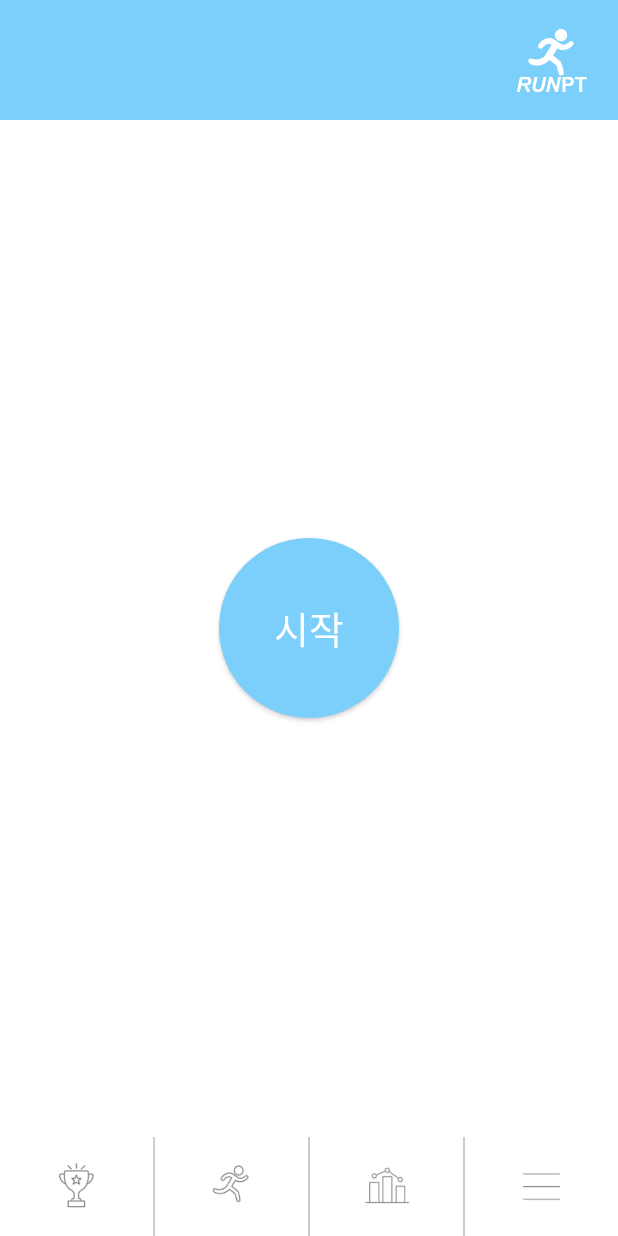
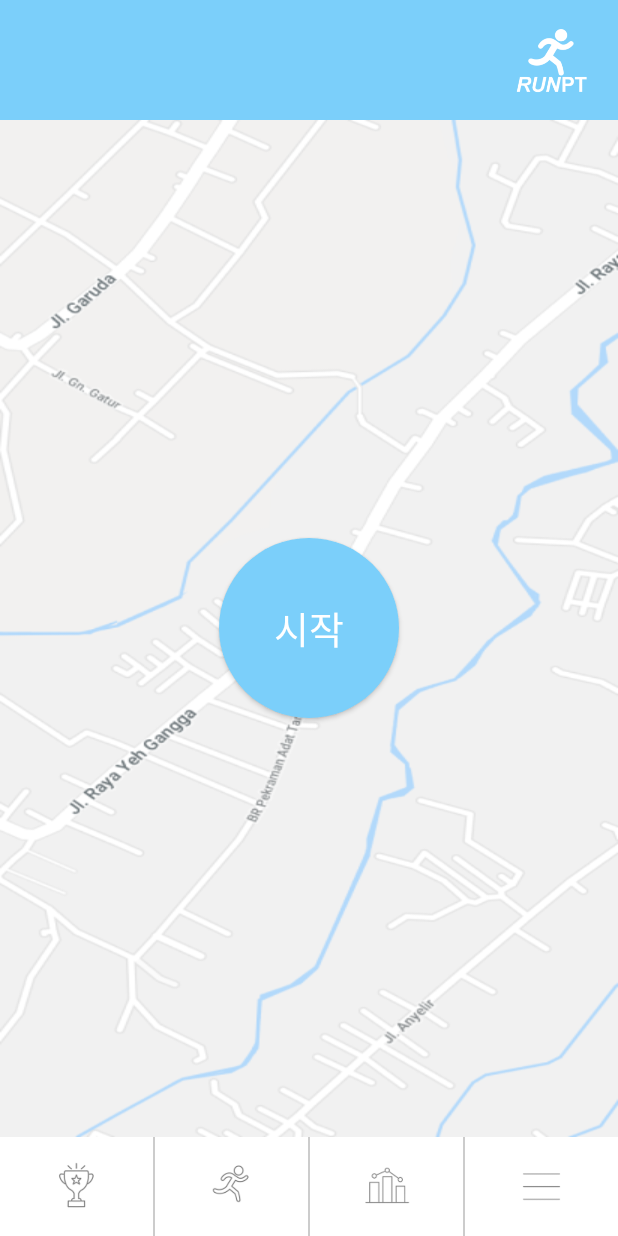
Before and after one commit to jwayj/RunPTApp, an Android app: the RunningFragment screen opened directly, with no data from a screen before it, on a phone screen of 412 x 824 dp. Run offline under Robolectric (Android 15) with nearby library versions, the phone set to English and light mode, and no system bars.

Commit message:
저녁 전 수정 최종

```diff
--- a/app/src/main/res/layout/fragment_running.xml
+++ b/app/src/main/res/layout/fragment_running.xml
@@ -1,6 +1,7 @@
 <FrameLayout xmlns:android="http://schemas.android.com/apk/res/android"
     android:layout_width="match_parent"
-    android:layout_height="match_parent">
+    android:layout_height="match_parent"
+    android:background="@drawable/map_background">
 
     <androidx.swiperefreshlayout.widget.SwipeRefreshLayout
         android:id="@+id/refresh_layout"
@@ -20,7 +21,7 @@
         android:layout_height="120dp"
         android:layout_gravity="center"
         android:background="@drawable/circle_button"
-        android:fontFamily="@font/gmarketmedium"
+        android:fontFamily="@font/gmarketbold"
         android:text="시작"
         android:textSize="25sp"
         android:textColor="@android:color/white"
```
